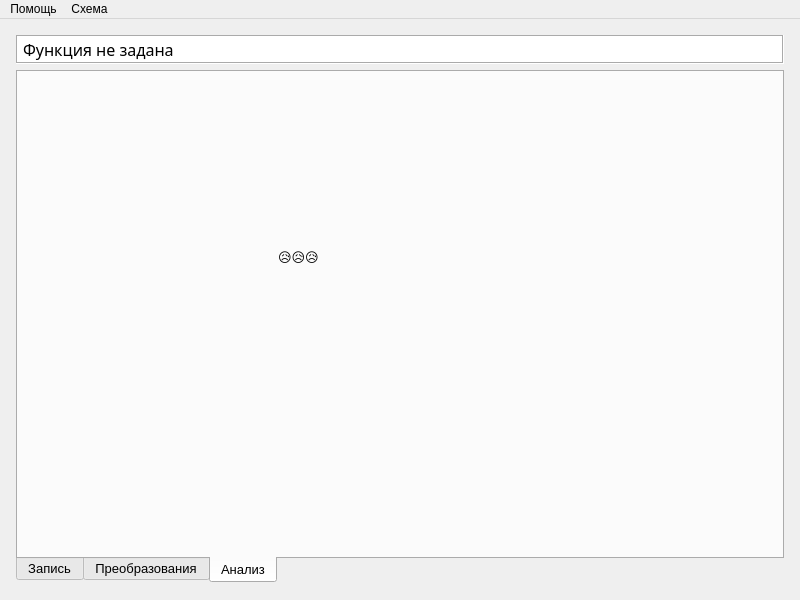
Above: resources/Window.ui from Firyst/TwinklingAnalyzer before the change. Below: the same form after it.
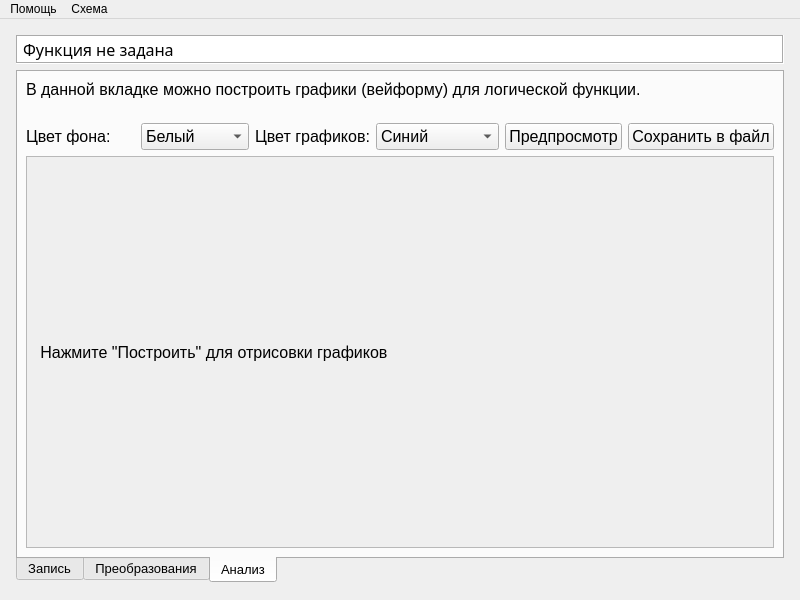
That is the form after the change. The open tabs and pages were chosen to show the change.

Commit message:
Вейформы функций
Добавлены вейформы
Добавлено ограничение длины переменной в 4 символа

Patch:
```diff
--- a/resources/Window.ui
+++ b/resources/Window.ui
@@ -363,19 +363,198 @@
            <attribute name="title">
             <string>Анализ</string>
            </attribute>
-           <widget class="QLabel" name="label_4">
-            <property name="geometry">
-             <rect>
-              <x>260</x>
-              <y>150</y>
-              <width>131</width>
-              <height>71</height>
-             </rect>
+           <layout class="QVBoxLayout" name="verticalLayout_5">
+            <property name="leftMargin">
+             <number>8</number>
             </property>
-            <property name="text">
-             <string>😥😥😥</string>
+            <property name="topMargin">
+             <number>8</number>
             </property>
-           </widget>
+            <property name="rightMargin">
+             <number>8</number>
+            </property>
+            <property name="bottomMargin">
+             <number>8</number>
+            </property>
+            <item>
+             <widget class="QLabel" name="label_6">
+              <property name="font">
+               <font>
+                <pointsize>12</pointsize>
+                <stylestrategy>PreferDefault</stylestrategy>
+               </font>
+              </property>
+              <property name="text">
+               <string>&lt;html&gt;&lt;head/&gt;&lt;body&gt;&lt;p&gt;В данной вкладке можно построить графики (вейформу) для логической функции.&lt;br/&gt;&lt;/p&gt;&lt;/body&gt;&lt;/html&gt;</string>
+              </property>
+              <property name="wordWrap">
+               <bool>true</bool>
+              </property>
+             </widget>
+            </item>
+            <item>
+             <layout class="QHBoxLayout" name="horizontalLayout_4">
+              <item>
+               <widget class="QLabel" name="label_5">
+                <property name="font">
+                 <font>
+                  <pointsize>12</pointsize>
+                  <stylestrategy>PreferDefault</stylestrategy>
+                 </font>
+                </property>
+                <property name="text">
+                 <string>Цвет фона:</string>
+                </property>
+               </widget>
+              </item>
+              <item>
+               <widget class="QComboBox" name="analayze_color_selector_1">
+                <property name="font">
+                 <font>
+                  <pointsize>12</pointsize>
+                  <stylestrategy>PreferDefault</stylestrategy>
+                 </font>
+                </property>
+                <item>
+                 <property name="text">
+                  <string>Белый</string>
+                 </property>
+                </item>
+                <item>
+                 <property name="text">
+                  <string>Черный</string>
+                 </property>
+                </item>
+               </widget>
+              </item>
+              <item>
+               <widget class="QLabel" name="label_4">
+                <property name="font">
+                 <font>
+                  <pointsize>12</pointsize>
+                  <stylestrategy>PreferDefault</stylestrategy>
+                 </font>
+                </property>
+                <property name="text">
+                 <string>Цвет графиков:</string>
+                </property>
+               </widget>
+              </item>
+              <item>
+               <widget class="QComboBox" name="analayze_color_selector_2">
+                <property name="font">
+                 <font>
+                  <pointsize>12</pointsize>
+                  <stylestrategy>PreferDefault</stylestrategy>
+                 </font>
+                </property>
+                <item>
+                 <property name="text">
+                  <string>Синий</string>
+                 </property>
+                </item>
+                <item>
+                 <property name="text">
+                  <string>Красный</string>
+                 </property>
+                </item>
+                <item>
+                 <property name="text">
+                  <string>Зеленый</string>
+                 </property>
+                </item>
+                <item>
+                 <property name="text">
+                  <string>Фиолетовый</string>
+                 </property>
+                </item>
+               </widget>
+              </item>
+              <item>
+               <widget class="QPushButton" name="button_analyze_generate">
+                <property name="font">
+                 <font>
+                  <pointsize>12</pointsize>
+                  <stylestrategy>PreferDefault</stylestrategy>
+                 </font>
+                </property>
+                <property name="text">
+                 <string>Предпросмотр</string>
+                </property>
+               </widget>
+              </item>
+              <item>
+               <widget class="QPushButton" name="button_analyze_save">
+                <property name="font">
+                 <font>
+                  <pointsize>12</pointsize>
+                  <stylestrategy>PreferDefault</stylestrategy>
+                 </font>
+                </property>
+                <property name="text">
+                 <string>Сохранить в файл</string>
+                </property>
+               </widget>
+              </item>
+             </layout>
+            </item>
+            <item>
+             <widget class="QScrollArea" name="graphScrollArea">
+              <property name="verticalScrollBarPolicy">
+               <enum>Qt::ScrollBarAlwaysOff</enum>
+              </property>
+              <property name="widgetResizable">
+               <bool>true</bool>
+              </property>
+              <property name="alignment">
+               <set>Qt::AlignLeading|Qt::AlignLeft|Qt::AlignTop</set>
+              </property>
+              <widget class="QWidget" name="scrollAreaWidgetContents">
+               <property name="geometry">
+                <rect>
+                 <x>0</x>
+                 <y>0</y>
+                 <width>744</width>
+                 <height>389</height>
+                </rect>
+               </property>
+               <layout class="QHBoxLayout" name="horizontalLayout_5">
+                <property name="leftMargin">
+                 <number>0</number>
+                </property>
+                <property name="topMargin">
+                 <number>0</number>
+                </property>
+                <property name="rightMargin">
+                 <number>0</number>
+                </property>
+                <property name="bottomMargin">
+                 <number>0</number>
+                </property>
+                <item>
+                 <widget class="QLabel" name="analyze_graph">
+                  <property name="sizePolicy">
+                   <sizepolicy hsizetype="Preferred" vsizetype="Expanding">
+                    <horstretch>0</horstretch>
+                    <verstretch>0</verstretch>
+                   </sizepolicy>
+                  </property>
+                  <property name="font">
+                   <font>
+                    <pointsize>12</pointsize>
+                    <stylestrategy>PreferDefault</stylestrategy>
+                   </font>
+                  </property>
+                  <property name="text">
+                   <string>   Нажмите &quot;Построить&quot; для отрисовки графиков</string>
+                  </property>
+                 </widget>
+                </item>
+               </layout>
+              </widget>
+             </widget>
+            </item>
+           </layout>
           </widget>
          </widget>
         </item>
```
Left out of the diff: 2 changed lines with no effect on the pictures. The commit also changes 7 other files.
